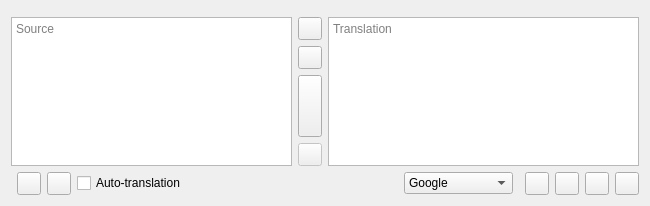
Qt form src/mainwindow.ui (crow-translate/crow-translate) before a commit.
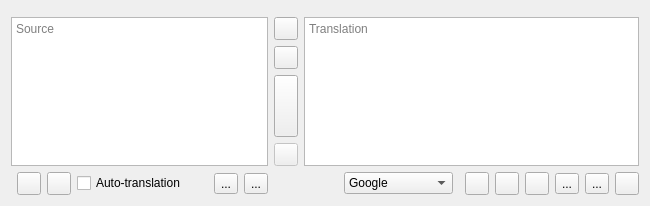
The same form after that commit. Icons and pictures are not drawn. Custom widgets are drawn as their Qt base class.

```diff
--- a/src/mainwindow.ui
+++ b/src/mainwindow.ui
@@ -71,6 +71,34 @@
           </property>
          </widget>
         </item>
+        <item>
+         <widget class="QToolButton" name="writeTTSAudioTBsr">
+          <property name="toolTip">
+           <string>Write TTS Audio to File...</string>
+          </property>
+          <property name="text">
+           <string>...</string>
+          </property>
+          <property name="icon">
+           <iconset theme="audio-x-generic">
+            <normaloff>.</normaloff>.</iconset>
+          </property>
+         </widget>
+        </item>
+        <item>
+         <widget class="QToolButton" name="writeTextFileTBsr">
+          <property name="toolTip">
+           <string>Write text to File...</string>
+          </property>
+          <property name="text">
+           <string>...</string>
+          </property>
+          <property name="icon">
+           <iconset theme="document-save">
+            <normaloff>.</normaloff>.</iconset>
+          </property>
+         </widget>
+        </item>
        </layout>
       </item>
       <item row="4" column="1">
@@ -277,6 +305,34 @@
           </property>
          </widget>
         </item>
+        <item>
+         <widget class="QToolButton" name="writeTTSAudioTBtr">
+          <property name="toolTip">
+           <string>Write TTS Audio to File...</string>
+          </property>
+          <property name="text">
+           <string>...</string>
+          </property>
+          <property name="icon">
+           <iconset theme="audio-x-generic">
+            <normaloff>.</normaloff>.</iconset>
+          </property>
+         </widget>
+        </item>
+        <item>
+         <widget class="QToolButton" name="writeTextFileTBtr">
+          <property name="toolTip">
+           <string>Write Text to File...</string>
+          </property>
+          <property name="text">
+           <string>...</string>
+          </property>
+          <property name="icon">
+           <iconset theme="document-save">
+            <normaloff>.</normaloff>.</iconset>
+          </property>
+         </widget>
+        </item>
         <item>
          <widget class="QToolButton" name="settingsButton">
           <property name="toolTip">
```
Left out of the diff: 68 changed lines with no effect on the pictures.
